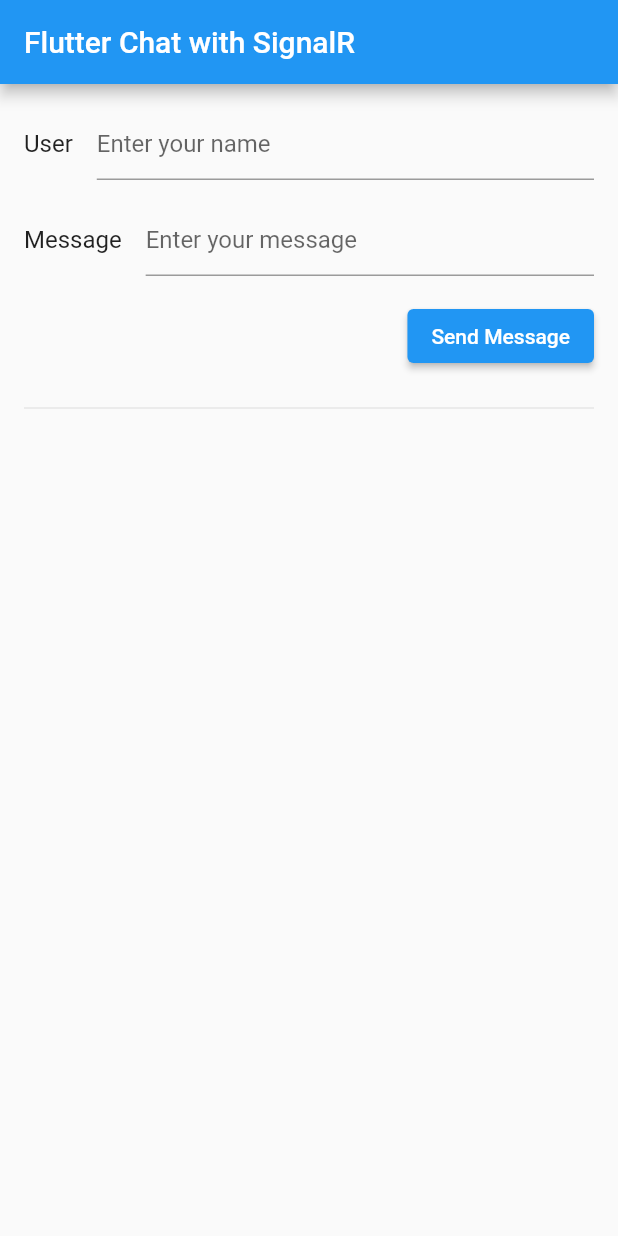
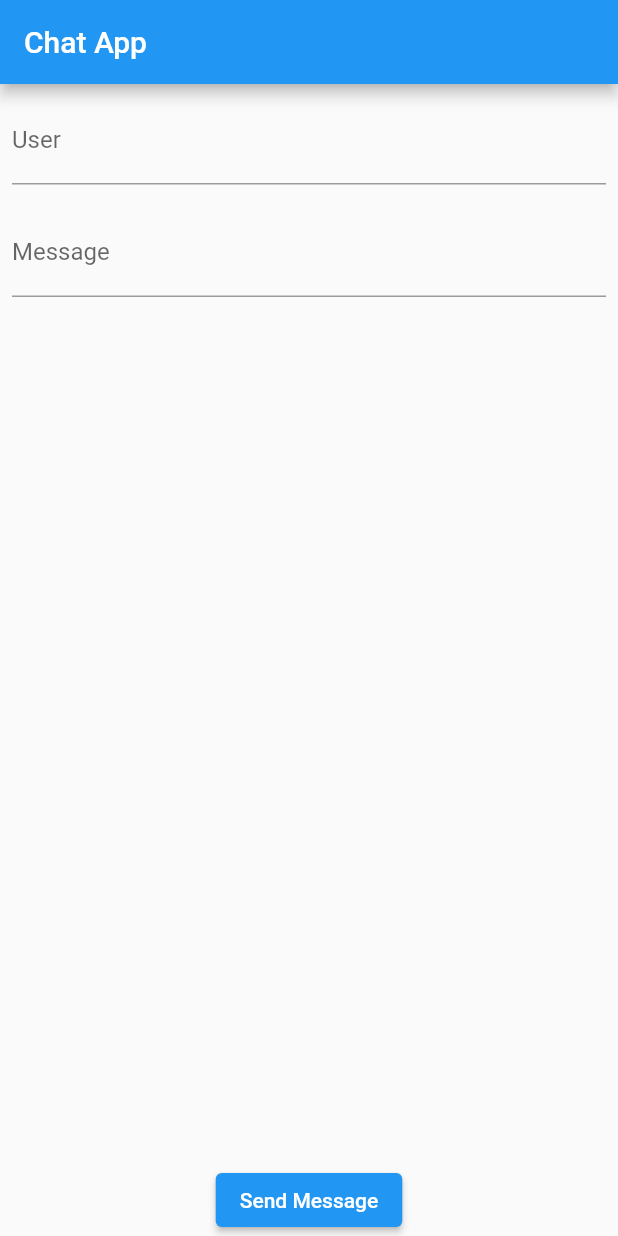
Before and after one commit to sreejithBPM/signal_r_in_flutter_and_dotnet_core, a Flutter app: the screen it shows after launch, after a tap on "Send Message", on a phone screen of 412 x 824 dp. Run offline on Flutter 3.47's test engine with Material 2 defaults, Android fonts, the phone set to English and light mode, and no system bars; missing offline and left inert: signalr_netcore.

```diff
--- a/SignalR in flutter/signal_r_with_dotnet/lib/main.dart
+++ b/SignalR in flutter/signal_r_with_dotnet/lib/main.dart
@@ -1,136 +1,140 @@
 import 'package:flutter/material.dart';
 import 'package:signalr_netcore/hub_connection_builder.dart';
 
-void main() {
-  runApp(MyApp());
+void main() => runApp(MyApp());
+
+class MyApp extends StatelessWidget {
+  @override
+  Widget build(BuildContext context) {
+    return MaterialApp(
+      home: ChatScreen(),
+    );
+  }
 }
 
-class MyApp extends StatefulWidget {
+class ChatScreen extends StatefulWidget {
   @override
-  _MyAppState createState() => _MyAppState();
+  _ChatScreenState createState() => _ChatScreenState();
 }
 
-class _MyAppState extends State<MyApp> {
+class _ChatScreenState extends State<ChatScreen> {
+  final TextEditingController _userController = TextEditingController();
+  final TextEditingController _messageController = TextEditingController();
+  String typingStatus = "";
+  List<String> messages = [];
+  String user = "";
+
   final hubConnection = HubConnectionBuilder()
       .withUrl('https://localhost:7235/chatHub') // Replace with your SignalR hub URL
       .build();
-
-  TextEditingController userInputController = TextEditingController();
-  TextEditingController messageInputController = TextEditingController();
-  List<String> messages = [];
-
-  void _sendMessage() {
-    String user = userInputController.text;
-    String message = messageInputController.text;
-
-    // Send the message to the SignalR hub
-    hubConnection.invoke('SendMessage', args: [user, message]);
-
-    // Clear the input fields
-    userInputController.clear();
-    messageInputController.clear();
-  }
 
   @override
   void initState() {
     super.initState();
 
-    // Connect to the SignalR hub
-    _startHubConnection();
+    // Start the SignalR connection
+    hubConnection.start();
 
-    // Define an event handler for receiving messages
-    hubConnection.on('ReceiveMessage', _handleReceivedMessage);
+    // Listen for received messages
+    hubConnection.on('ReceiveMessage', (arguments) {
+      String sendingUser = arguments?[0] as String? ?? '';
+      String message = arguments?[1] as String? ?? '';
+      print('$sendingUser');
+
+      setState(() {
+        messages.add('$sendingUser saysflutter: $message');
+      });
+    });
+    _messageController.addListener(() {
+      bool isTyping = _messageController.text.isNotEmpty;
+      print('Before invoking SendTypingStatus: user=$user, isTyping=$isTyping');
+hubConnection.invoke('SendTypingStatus', args: [user, isTyping]);
+print('After invoking SendTypingStatus');
+    });
+
+    // Listen for typing status updates
+    hubConnection.on('ReceiveTypingStatus', (arguments) {
+      String typingUser = arguments?[0] as String? ?? '';
+      bool isTyping = arguments?[1] as bool? ?? false;
+
+      setState(() {
+        if (isTyping) {
+          typingStatus = '$typingUser is typing...';
+        } else {
+          typingStatus = '';
+        }
+      });
+    });
   }
 
-  Future<void> _startHubConnection() async {
-    try {
-      await hubConnection.start();
-      print('SignalR connection started.');
-    } catch (e) {
-      print('Error starting SignalR connection: $e');
-    }
-  }
+  void sendMessage() {
+    final message = _messageController.text;
 
-  void _handleReceivedMessage(List<Object?>? arguments) {
-    if (arguments != null && arguments.length >= 2) {
-      String user = arguments[0]?.toString() ?? '';
-      String message = arguments[1]?.toString() ?? '';
-
-      setState(() {
-        messages.add('$user: $message');
-      });
+    if (message.isNotEmpty) {
+      hubConnection.invoke('SendMessage', args: [user, message]);
+      _messageController.clear();
     }
   }
 
   @override
   Widget build(BuildContext context) {
-    return MaterialApp(
-      home: Scaffold(
+    return Scaffold(
       appBar: AppBar(
-          title: Text('Flutter Chat with SignalR'),
+        title: Text('Chat App'),
       ),
-        body: Container(
-          margin: EdgeInsets.all(16.0),
-          child: Column(
-            children: [
-              Row(
-                children: [
-                  Text("User", style: TextStyle(fontSize: 16.0)),
-                  SizedBox(width: 16.0),
-                  Expanded(
+      body: Column(
+        children: <Widget>[
+          // User input
+          Padding(
+            padding: const EdgeInsets.all(8.0),
             child: TextField(
-                      controller: userInputController,
-                      decoration: InputDecoration(hintText: "Enter your name"),
+              controller: _userController,
+              decoration: InputDecoration(labelText: 'User'),
             ),
           ),
-                ],
-              ),
-              SizedBox(height: 16.0),
-              Row(
-                children: [
-                  Text("Message", style: TextStyle(fontSize: 16.0)),
-                  SizedBox(width: 16.0),
-                  Expanded(
+
+          // Message input
+          Padding(
+            padding: const EdgeInsets.all(8.0),
             child: TextField(
-                      controller: messageInputController,
-                      decoration: InputDecoration(hintText: "Enter your message"),
+              controller: _messageController,
+              decoration: InputDecoration(labelText: 'Message'),
             ),
           ),
-                ],
+
+          // Typing status
+          Text(
+            typingStatus,
+            style: TextStyle(
+              fontStyle: FontStyle.italic,
+              color: Colors.blue,
             ),
-              SizedBox(height: 16.0),
-              Row(
-                mainAxisAlignment: MainAxisAlignment.end,
-                children: [
-                  ElevatedButton(
-                    onPressed: _sendMessage,
-                    child: Text("Send Message"),
           ),
-                ],
-              ),
-              SizedBox(height: 16.0),
-              Divider(),
-              SizedBox(height: 16.0),
+
+          // Message list
           Expanded(
             child: ListView.builder(
               itemCount: messages.length,
               itemBuilder: (context, index) {
                 return ListTile(
-                      title: Text(messages[index], style: TextStyle(fontSize: 16.0)),
+                  title: Text(messages[index]),
                 );
               },
             ),
           ),
+
+          // Send button
+          ElevatedButton(
+            onPressed: sendMessage,
+            child: Text('Send Message'),
+          ),
         ],
-          ),
-        ),
       ),
     );
   }
 
   @override
   void dispose() {
-    // Ensure that the SignalR connection is closed when the app is disposed
     hubConnection.stop();
     super.dispose();
   }
--- a/SignalRDemo/SignalRDemo/obj/Debug/net6.0/SignalRDemo.csproj.FileListAbsolute.txt
+++ b/SignalRDemo/SignalRDemo/obj/Debug/net6.0/SignalRDemo.csproj.FileListAbsolute.txt
@@ -32,3 +32,4 @@ G:\bpmbiinc\Bolo\SignalRDemo\SignalRDemo\obj\Debug\net6.0\refint\SignalRDemo.dll
 G:\bpmbiinc\Bolo\SignalRDemo\SignalRDemo\obj\Debug\net6.0\SignalRDemo.pdb
 G:\bpmbiinc\Bolo\SignalRDemo\SignalRDemo\obj\Debug\net6.0\SignalRDemo.genruntimeconfig.cache
 G:\bpmbiinc\Bolo\SignalRDemo\SignalRDemo\obj\Debug\net6.0\ref\SignalRDemo.dll
+G:\bpmbiinc\Bolo\SignalRDemo\SignalRDemo\bin\Debug\net6.0\libman.json
```
Also changed, not shown: SignalRDemo/SignalRDemo/bin/Debug/net6.0/SignalRDemo.staticwebassets.runtime.json (+1 -1 lines), SignalRDemo/SignalRDemo/bin/Debug/net6.0/libman.json (added, +14 -0 lines), SignalRDemo/SignalRDemo/obj/Debug/net6.0/staticwebassets.build.json (+52 -1 lines), SignalRDemo/SignalRDemo/obj/Debug/net6.0/staticwebassets.development.json (+1 -1 lines), SignalRDemo/SignalRDemo/obj/Debug/net6.0/staticwebassets.pack.json (+12 -0 lines), 10 other files. Lines whose indentation alone changed are shown as unchanged.
